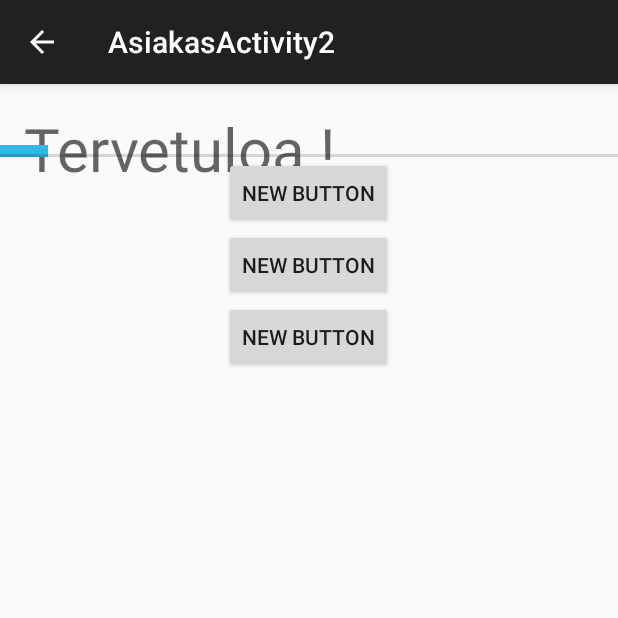
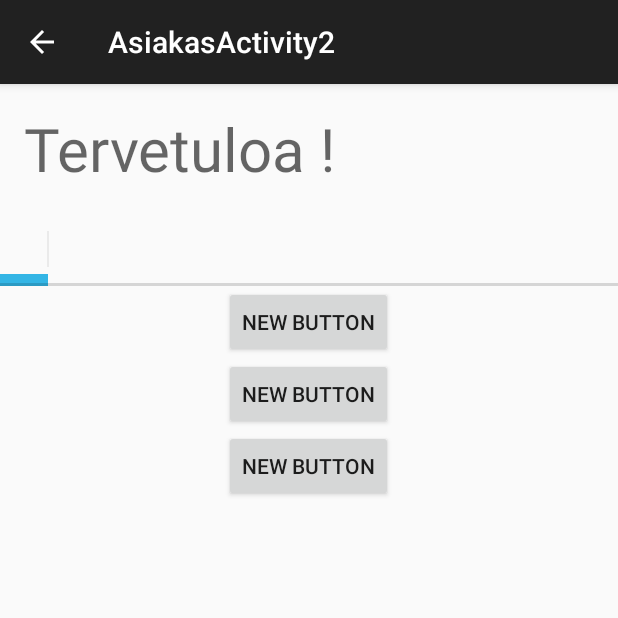
Before and after one commit to MattiLiikala/LippuVaraaja, an Android app: the screen it shows after launch (AsiakasActivity2), after a tap on "KIRJAUDU", on a phone screen of 412 x 824 dp, the top half of it. Run offline under Robolectric (Android 15) with nearby library versions, the phone set to English and light mode, and no system bars.

Commit message:
asiakas v2 ja fragmentit

```diff
--- a/app/src/main/java/com/example/matti/lippuvaraaja/AsiakasActivity2.java
+++ b/app/src/main/java/com/example/matti/lippuvaraaja/AsiakasActivity2.java
@@ -44,6 +44,7 @@ public class AsiakasActivity2 extends ActionBarActivity {
         // create a fragment list in order.
         ArrayList<Fragment> fragments = new ArrayList<>();
         fragments.add(new ElokuvaFragment());
+        fragments.add(new TeatteriFragment());
 
 
         // use FragmentPagerAdapter to bind the slidingTabLayout (tabs with different titles)
--- /dev/null
+++ b/app/src/main/java/com/example/matti/lippuvaraaja/TeatteriFragment.java
@@ -0,0 +1,18 @@
+package com.example.matti.lippuvaraaja;
+
+import android.os.Bundle;
+import android.support.v4.app.Fragment;
+import android.view.LayoutInflater;
+import android.view.View;
+import android.view.ViewGroup;
+
+/**
+ * Created by Sami on 19.3.2015.
+ */
+public class TeatteriFragment extends Fragment {
+    @Override
+    public View onCreateView(LayoutInflater inflater, ViewGroup container, Bundle savedInstanceState) {
+        // Inflate the layout for this fragment
+        return inflater.inflate(R.layout.fragment_teatteri, container, false);
+    }
+}
--- a/app/src/main/res/layout/activity_asiakas2.xml
+++ b/app/src/main/res/layout/activity_asiakas2.xml
@@ -1,7 +1,8 @@
 <?xml version="1.0" encoding="utf-8"?>
-<RelativeLayout xmlns:android="http://schemas.android.com/apk/res/android"
+<LinearLayout xmlns:android="http://schemas.android.com/apk/res/android"
     xmlns:tools="http://schemas.android.com/tools" android:layout_width="match_parent"
     android:layout_height="match_parent"
+    android:orientation="vertical"
     tools:context=".AsiakasActivity2"
     android:theme="@style/Theme.AppCompat.Light.DarkActionBar"
     >
@@ -27,6 +28,6 @@
     <android.support.v4.view.ViewPager
         android:id="@+id/viewpager"
         android:layout_width="fill_parent"
-        android:layout_height="fill_parent"
+        android:layout_height="wrap_content"
         android:layout_below="@+id/tab"/>
-</RelativeLayout>
+</LinearLayout>
```
Also changed, not shown: app/src/main/res/layout/fragment_teatteri.xml (added, +14 -0 lines).
